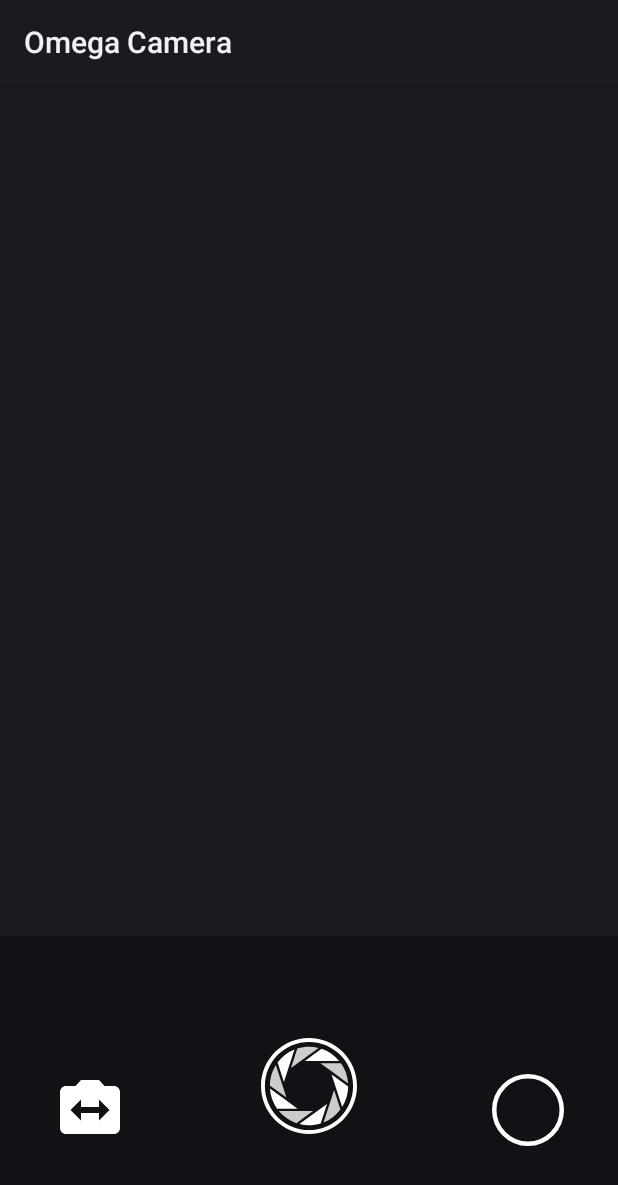
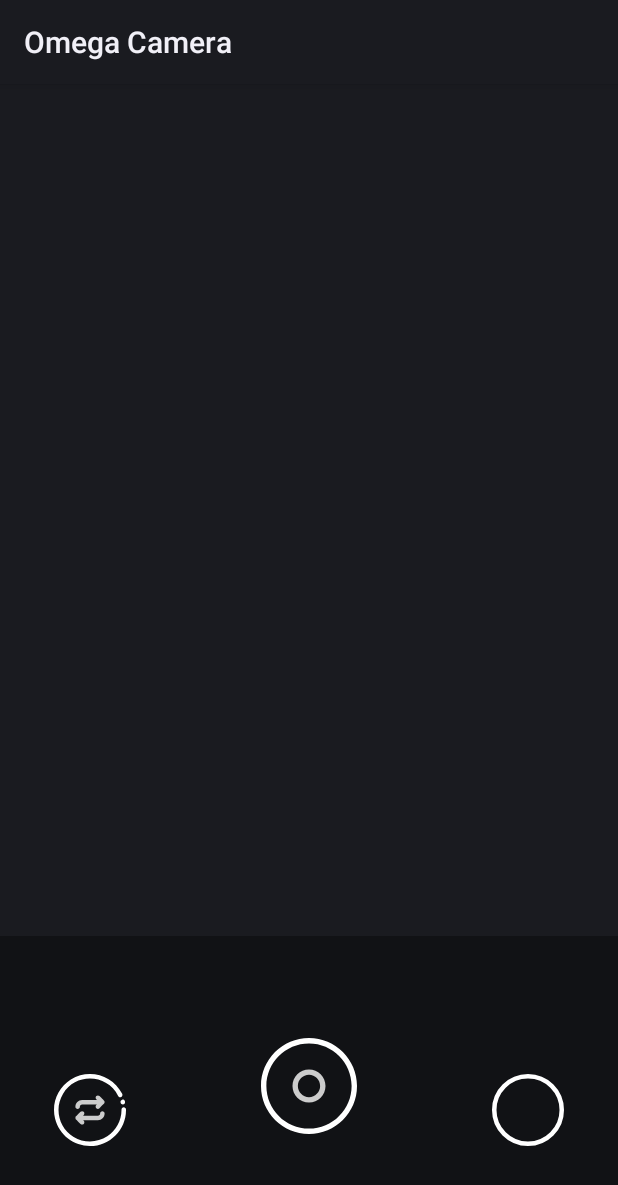
Before and after one commit to an9ar/OmegaCamera, an Android app: the layout camera_ui.xml on its own in the app's theme, with its tools: preview values and no code run, on a phone screen of 412 x 824 dp. Shown: the top 1185 px of the screen. Run offline under Robolectric (Android 15) with nearby library versions, the phone set to English and light mode, and no system bars; plain views replace VerticalRangeSeekBar.

Commit message:
UI icons are updated

```diff
--- a/app/src/main/java/com/an9ar/omegacamera/fragments/CameraFragment.kt
+++ b/app/src/main/java/com/an9ar/omegacamera/fragments/CameraFragment.kt
@@ -396,8 +396,5 @@ class CameraFragment : Fragment(), ScaleGestureDetector.OnScaleGestureListener {
     companion object {
         private const val RATIO_4_3_VALUE = 4.0 / 3.0
         private const val RATIO_16_9_VALUE = 16.0 / 9.0
-        private const val RATIO_19_5_9_VALUE = 16.0 / 9.0
-        private const val RATIO_20_9_VALUE = 16.0 / 9.0
-        private const val RATIO_21_9_VALUE = 16.0 / 9.0
     }
 }
--- a/app/src/main/res/drawable/ic_shutter.xml
+++ b/app/src/main/res/drawable/ic_shutter.xml
@@ -1,14 +1,5 @@
-<vector android:height="72dp" android:viewportHeight="612"
-    android:viewportWidth="612" android:width="72dp" xmlns:android="http://schemas.android.com/apk/res/android">
-    <path android:fillColor="#FFFFFFFF" android:pathData="M498.028,146.214c-29.538,-35.498 -68.339,-62.116 -112.092,-76.892c-35.277,25.632 -70.555,51.262 -105.834,76.892C352.746,146.214 425.386,146.214 498.028,146.214z"/>
-    <path android:fillColor="#FFCCCCCC" android:pathData="M555.274,289.602c-3.031,-46.081 -18.777,-90.421 -45.488,-128.093c-43.606,0 -87.211,0 -130.817,0C437.737,204.207 496.506,246.905 555.274,289.602z"/>
-    <path android:fillColor="#FFFFFFFF" android:pathData="M449.962,231.994c22.448,69.086 44.895,138.172 67.342,207.259c24.634,-39.062 37.956,-84.189 38.491,-130.367C520.518,283.256 485.241,257.625 449.962,231.994z"/>
-    <path android:fillColor="#FFCCCCCC" android:pathData="M398.626,538.007c42.889,-17.122 80.193,-45.799 107.767,-82.845c-13.475,-41.471 -26.949,-82.942 -40.424,-124.415C443.52,399.833 421.072,468.919 398.626,538.007z"/>
-    <path android:fillColor="#FFFFFFFF" android:pathData="M244.565,548.141c44.762,11.357 91.797,10.083 135.88,-3.678c13.475,-41.471 26.95,-82.943 40.424,-124.415C362.102,462.746 303.333,505.443 244.565,548.141z"/>
-    <path android:fillColor="#FFCCCCCC" android:pathData="M113.972,465.786c29.538,35.499 68.339,62.116 112.092,76.892c35.277,-25.63 70.555,-51.262 105.834,-76.892C259.254,465.786 186.614,465.786 113.972,465.786z"/>
-    <path android:fillColor="#FFFFFFFF" android:pathData="M56.726,322.398c3.031,46.081 18.777,90.421 45.488,128.093c43.606,0 87.211,0 130.817,0C174.263,407.793 115.494,365.095 56.726,322.398z"/>
-    <path android:fillColor="#FFCCCCCC" android:pathData="M94.695,172.746c-24.634,39.063 -37.958,84.189 -38.491,130.367c35.277,25.63 70.555,51.262 105.834,76.892C139.59,310.92 117.142,241.834 94.695,172.746z"/>
-    <path android:fillColor="#FFFFFFFF" android:pathData="M213.374,73.993c-42.889,17.124 -80.193,45.8 -107.767,82.845c13.475,41.471 26.949,82.943 40.424,124.415C168.48,212.167 190.928,143.079 213.374,73.993z"/>
-    <path android:fillColor="#FFCCCCCC" android:pathData="M367.435,63.859c-44.762,-11.357 -91.797,-10.083 -135.88,3.678c-13.475,41.471 -26.95,82.943 -40.424,124.415C249.898,149.254 308.667,106.557 367.435,63.859z"/>
-    <path android:fillColor="#FFFFFFFF" android:pathData="M306,0C137.001,0 0,137.001 0,306s137.001,306 306,306s306,-137.001 306,-306S474.999,0 306,0zM504.711,504.711C451.633,557.789 381.064,587.02 306,587.02s-145.634,-29.231 -198.711,-82.309S24.98,381.064 24.98,306s29.231,-145.634 82.309,-198.711S230.936,24.98 306,24.98s145.633,29.231 198.711,82.309S587.02,230.936 587.02,306S557.789,451.633 504.711,504.711z"/>
+<vector android:height="72dp" android:viewportHeight="53.538"
+    android:viewportWidth="53.538" android:width="72dp" xmlns:android="http://schemas.android.com/apk/res/android">
+    <path android:fillColor="#FFFFFFFF" android:pathData="M26.769,0C12.009,0 0,12.008 0,26.769s12.009,26.769 26.769,26.769S53.538,41.53 53.538,26.769C53.537,12.009 41.528,0 26.769,0zM26.769,50.539C13.663,50.539 3,39.876 3,26.77C3,13.663 13.662,3.001 26.769,3.001S50.538,13.664 50.538,26.77C50.537,39.876 39.875,50.539 26.769,50.539z"/>
+    <path android:fillColor="#FFCCCCCC" android:pathData="M26.769,17.561c-5.077,0 -9.208,4.131 -9.208,9.208s4.131,9.208 9.208,9.208s9.208,-4.131 9.208,-9.208S31.846,17.561 26.769,17.561zM26.769,32.978c-3.423,0 -6.208,-2.785 -6.208,-6.208s2.785,-6.208 6.208,-6.208s6.208,2.785 6.208,6.208S30.191,32.978 26.769,32.978z"/>
 </vector>
--- a/app/src/main/res/drawable/ic_switch_camera.xml
+++ b/app/src/main/res/drawable/ic_switch_camera.xml
@@ -1,5 +1,7 @@
-<vector android:height="24dp" android:tint="#FFFFFF"
-    android:viewportHeight="24.0" android:viewportWidth="24.0"
-    android:width="24dp" xmlns:android="http://schemas.android.com/apk/res/android">
-    <path android:fillColor="#FF000000" android:pathData="M20,4h-3.17L15,2L9,2L7.17,4L4,4c-1.1,0 -2,0.9 -2,2v12c0,1.1 0.9,2 2,2h16c1.1,0 2,-0.9 2,-2L22,6c0,-1.1 -0.9,-2 -2,-2zM15,15.5L15,13L9,13v2.5L5.5,12 9,8.5L9,11h6L15,8.5l3.5,3.5 -3.5,3.5z"/>
+<vector android:height="24dp" android:viewportHeight="512.123"
+    android:viewportWidth="512.123" android:width="24dp" xmlns:android="http://schemas.android.com/apk/res/android">
+    <path android:fillColor="#FFFFFFFF" android:pathData="m489.479,216.216c-7.273,0 -13.853,-4.992 -15.57,-12.381 -0.129,-0.557 -0.264,-1.107 -0.405,-1.662 -2.183,-8.563 2.988,-17.274 11.551,-19.457 8.56,-2.186 17.273,2.988 19.457,11.551 0.198,0.775 0.385,1.544 0.566,2.323 2.329,10.018 -5.28,19.626 -15.599,19.626z"/>
+    <path android:fillColor="#FFFFFFFF" android:pathData="m255.868,512.123c-113.103,0 -219.419,-76.179 -248.491,-195.376 -26.939,-110.448 22.016,-220.659 112.386,-277.407 129.439,-81.282 298.47,-31.445 365.217,102.026 3.952,7.903 0.75,17.514 -7.154,21.467 -7.902,3.951 -17.514,0.75 -21.466,-7.154 -77.505,-154.979 -299.232,-168.043 -391.686,-15.943 -64.155,105.546 -30.481,243.608 75.064,307.763 73.388,44.608 167.261,43.033 239.156,-4.013 63.014,-41.212 102.596,-113.188 101.193,-191.202 -0.159,-8.835 6.875,-16.126 15.71,-16.285 8.842,-0.147 16.126,6.875 16.285,15.71 2.55,141.897 -111.855,260.381 -256.214,260.414z"/>
+    <path android:fillColor="#FFCCCCCC" android:pathData="m356.461,210.225c4.083,-4.969 4.791,-11.972 1.736,-17.68 -1.612,-3.013 -0.248,-1.225 -34.797,-35.773 -6.248,-6.249 -16.379,-6.249 -22.627,0 -6.249,6.248 -6.249,16.379 0,22.627l4.686,4.687h-105.372c-26.467,0 -48,21.533 -48,48 0,8.836 7.164,16 16,16s16,-7.164 16,-16c0,-8.822 7.178,-16 16,-16h105.373l-4.686,4.687c-10.109,10.109 -2.811,27.313 11.313,27.313 4.095,0 8.189,-1.562 11.313,-4.687 35.095,-35.095 32.325,-32.275 33.061,-33.174z"/>
+    <path android:fillColor="#FFCCCCCC" android:pathData="m344.087,264.085c-8.836,0 -16,7.164 -16,16 0,8.822 -7.178,16 -16,16h-105.373l4.686,-4.687c6.249,-6.248 6.249,-16.379 0,-22.627 -6.248,-6.249 -16.379,-6.249 -22.627,0 -34.371,34.371 -33.826,33.231 -35.468,37.193 -1.584,3.829 -1.66,8.23 0,12.242 1.661,4.006 1.194,2.918 35.468,37.193 6.247,6.248 16.379,6.249 22.627,0 6.249,-6.248 6.249,-16.379 0,-22.627l-4.686,-4.687h105.373c26.467,0 48,-21.533 48,-48 0,-8.836 -7.164,-16 -16,-16z"/>
 </vector>
```
